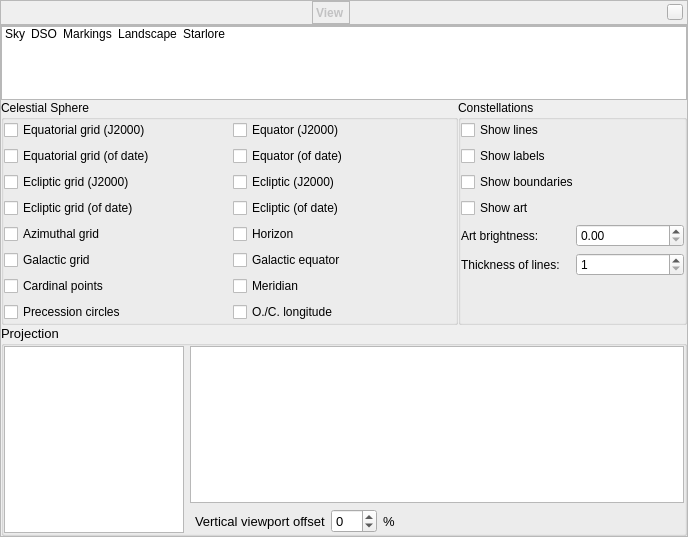
Qt form src/gui/viewDialog.ui (519984307/stellarium_src) before a commit.
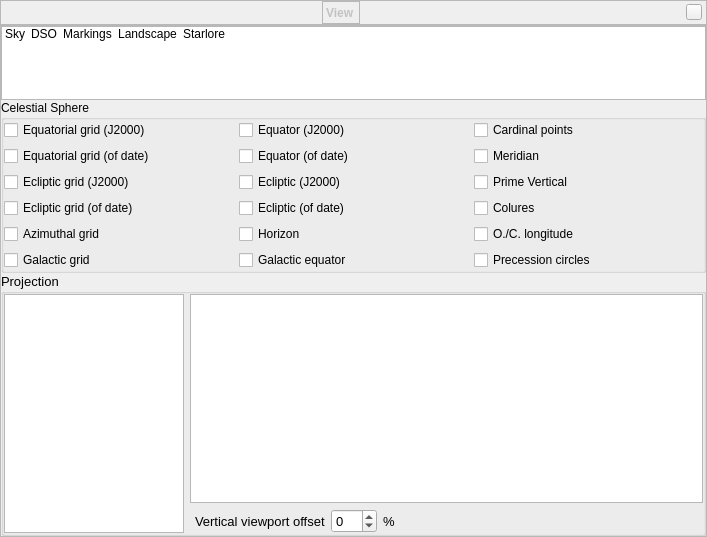
The same form after that commit. The open tabs and pages were chosen to show the change. Icons and pictures are not drawn. Custom widgets are drawn as their Qt base class.

Commit message: (1) fix zoom/art brightness handling. (2) Reconfigure viewDialog GUI to put constellation switches to skylore tab. (3) Add Prime Vertical and Colures lines.

What changed in the file:
```diff
--- a/src/gui/viewDialog.ui
+++ b/src/gui/viewDialog.ui
@@ -6,7 +6,7 @@
    <rect>
     <x>0</x>
     <y>0</y>
-    <width>688</width>
+    <width>707</width>
     <height>537</height>
    </rect>
   </property>
@@ -1555,119 +1555,7 @@
           <property name="spacing">
            <number>0</number>
           </property>
-          <item row="0" column="2">
-           <widget class="QGroupBox" name="constellationGroupBox">
-            <property name="title">
-             <string>Constellations</string>
-            </property>
-            <property name="checkable">
-             <bool>false</bool>
-            </property>
-            <layout class="QVBoxLayout" name="verticalLayout_11">
-             <property name="leftMargin">
-              <number>0</number>
-             </property>
-             <property name="topMargin">
-              <number>0</number>
-             </property>
-             <property name="rightMargin">
-              <number>0</number>
-             </property>
-             <property name="bottomMargin">
-              <number>0</number>
-             </property>
-             <item>
-              <widget class="QCheckBox" name="showConstellationLinesCheckBox">
-               <property name="text">
-                <string>Show lines</string>
-               </property>
-              </widget>
-             </item>
-             <item>
-              <widget class="QCheckBox" name="showConstellationLabelsCheckBox">
-               <property name="text">
-                <string>Show labels</string>
-               </property>
-              </widget>
-             </item>
-             <item>
-              <widget class="QCheckBox" name="showConstellationBoundariesCheckBox">
-               <property name="text">
-                <string>Show boundaries</string>
-               </property>
-              </widget>
-             </item>
-             <item>
-              <widget class="QCheckBox" name="showConstellationArtCheckBox">
-               <property name="text">
-                <string>Show art</string>
-               </property>
-              </widget>
-             </item>
-             <item>
-              <layout class="QGridLayout" name="gridLayout_9">
-               <item row="0" column="1">
-                <widget class="QDoubleSpinBox" name="constellationArtBrightnessSpinBox">
-                 <property name="maximum">
-                  <double>1.000000000000000</double>
-                 </property>
-                 <property name="singleStep">
-                  <double>0.050000000000000</double>
-                 </property>
-                </widget>
-               </item>
-               <item row="0" column="0">
-                <widget class="QLabel" name="label_6">
-                 <property name="text">
-                  <string>Art brightness:</string>
-                 </property>
-                </widget>
-               </item>
-               <item row="1" column="0">
-                <widget class="QLabel" name="label_2">
-                 <property name="text">
-                  <string>Thickness of lines:</string>
-                 </property>
-                </widget>
-               </item>
-               <item row="1" column="1">
-                <widget class="QDoubleSpinBox" name="constellationLineThicknessSpinBox">
-                 <property name="toolTip">
-                  <string>Value in pixels</string>
-                 </property>
-                 <property name="decimals">
-                  <number>0</number>
-                 </property>
-                 <property name="minimum">
-                  <double>1.000000000000000</double>
-                 </property>
-                 <property name="maximum">
-                  <double>5.000000000000000</double>
-                 </property>
-                 <property name="singleStep">
-                  <double>1.000000000000000</double>
-                 </property>
-                </widget>
-               </item>
-              </layout>
-             </item>
-             <item>
-              <spacer name="verticalSpacer">
-               <property name="orientation">
-                <enum>Qt::Vertical</enum>
-               </property>
-               <property name="sizeHint" stdset="0">
-                <size>
-                 <width>20</width>
-                 <height>40</height>
-                </size>
-               </property>
-              </spacer>
-             </item>
-            </layout>
-           </widget>
-          </item>
-          <item row="0" column="0" colspan="2">
+          <item row="0" column="0" colspan="3">
            <widget class="QGroupBox" name="celestialSphereGroupBox">
             <property name="title">
              <string>Celestial Sphere</string>
@@ -1752,26 +1640,6 @@
                    </property>
                   </widget>
                  </item>
-                 <item>
-                  <widget class="QCheckBox" name="showCardinalPointsCheckBox">
-                   <property name="toolTip">
-                    <string>Labels for the Cardinal directions.</string>
-                   </property>
-                   <property name="text">
-                    <string>Cardinal points</string>
-                   </property>
-                  </widget>
-                 </item>
-                 <item>
-                  <widget class="QCheckBox" name="showPrecessionCirclesCheckBox">
-                   <property name="toolTip">
-                    <string>Instantaneous circles of earth's axis on its motion around ecliptical poles. Displayed on Earth only.</string>
-                   </property>
-                   <property name="text">
-                    <string>Precession circles</string>
-                   </property>
-                  </widget>
-                 </item>
                 </layout>
                </item>
                <item>
@@ -1836,6 +1704,20 @@
                    </property>
                   </widget>
                  </item>
+                </layout>
+               </item>
+               <item>
+                <layout class="QVBoxLayout" name="verticalLayout_celExtra">
+                 <item>
+                  <widget class="QCheckBox" name="showCardinalPointsCheckBox">
+                   <property name="toolTip">
+                    <string>Labels for the Cardinal directions.</string>
+                   </property>
+                   <property name="text">
+                    <string>Cardinal points</string>
+                   </property>
+                  </widget>
+                 </item>
                  <item>
                   <widget class="QCheckBox" name="showMeridianLineCheckBox">
                    <property name="toolTip">
@@ -1846,6 +1728,26 @@
                    </property>
                   </widget>
                  </item>
+                 <item>
+                  <widget class="QCheckBox" name="showPrimeVerticalLineCheckBox">
+                   <property name="toolTip">
+                    <string>Show Prime (East-West) Vertical.</string>
+                   </property>
+                   <property name="text">
+                    <string>Prime Vertical</string>
+                   </property>
+                  </widget>
+                 </item>
+                 <item>
+                  <widget class="QCheckBox" name="showColuresLineCheckBox">
+                   <property name="toolTip">
+                    <string>Show colures (great circles through poles and solstices/equinoxes).</string>
+                   </property>
+                   <property name="text">
+                    <string>Colures</string>
+                   </property>
+                  </widget>
+                 </item>
                  <item>
                   <widget class="QCheckBox" name="showLongitudeLineCheckBox">
                    <property name="toolTip">
@@ -1856,6 +1758,16 @@
                    </property>
                   </widget>
                  </item>
+                 <item>
+                  <widget class="QCheckBox" name="showPrecessionCirclesCheckBox">
+                   <property name="toolTip">
+                    <string>Instantaneous circles of earth's axis on its motion around ecliptical poles. Displayed on Earth only.</string>
+                   </property>
+                   <property name="text">
+                    <string>Precession circles</string>
+                   </property>
+                  </widget>
+                 </item>
                 </layout>
                </item>
               </layout>
@@ -2350,10 +2262,98 @@
               </widget>
              </item>
              <item row="1" column="0">
+              <layout class="QHBoxLayout" name="horizontalLayout_constLabels">
+               <item>
+                <widget class="QCheckBox" name="showConstellationLabelsCheckBox">
+                 <property name="text">
+                  <string>Show labels</string>
+                 </property>
+                </widget>
+               </item>
+               <item>
+                <widget class="QComboBox" name="skyCultureNamesStyleComboBox">
+                 <property name="toolTip">
+                  <string>Select if you want names abbreviated, original or translated</string>
+                 </property>
+                 <property name="currentText">
+                  <string/>
+                 </property>
+                </widget>
+               </item>
+              </layout>
+             </item>
+             <item row="1" column="1">
               <widget class="QCheckBox" name="nativeNameCheckBox">
                <property name="text">
                 <string>Use native names for planets from current culture</string>
                </property>
+               <property name="text">
+                <string>Use native names for planets</string>
+               </property>
+              </widget>
+             </item>
+             <item row="2" column="0">
+              <layout class="QHBoxLayout" name="horizontalLayout_constLines">
+               <item>
+                <widget class="QCheckBox" name="showConstellationLinesCheckBox">
+                 <property name="text">
+                  <string>Show lines with thickness</string>
+                 </property>
+                </widget>
+               </item>
+               <item>
+                <widget class="QDoubleSpinBox" name="constellationLineThicknessSpinBox">
+                 <property name="toolTip">
+                  <string>Value in pixels</string>
+                 </property>
+                 <property name="alignment">
+                  <set>Qt::AlignRight|Qt::AlignTrailing|Qt::AlignVCenter</set>
+                 </property>
+                 <property name="decimals">
+                  <number>0</number>
+                 </property>
+                 <property name="minimum">
+                  <double>1.000000000000000</double>
+                 </property>
+                 <property name="maximum">
+                  <double>5.000000000000000</double>
+                 </property>
+                 <property name="singleStep">
+                  <double>1.000000000000000</double>
+                 </property>
+                </widget>
+               </item>
+              </layout>
+             </item>
+             <item row="2" column="1">
+              <layout class="QHBoxLayout" name="horizontalLayout_constArtbrightness">
+               <item>
+                <widget class="QCheckBox" name="showConstellationArtCheckBox">
+                 <property name="text">
+                  <string>Show art in brightness</string>
+                 </property>
+                </widget>
+               </item>
+               <item>
+                <widget class="QDoubleSpinBox" name="constellationArtBrightnessSpinBox">
+                 <property name="alignment">
+                  <set>Qt::AlignRight|Qt::AlignTrailing|Qt::AlignVCenter</set>
+                 </property>
+                 <property name="maximum">
+                  <double>1.000000000000000</double>
+                 </property>
+                 <property name="singleStep">
+                  <double>0.050000000000000</double>
+                 </property>
+                </widget>
+               </item>
+              </layout>
+             </item>
+             <item row="0" column="1">
+              <widget class="QCheckBox" name="showConstellationBoundariesCheckBox">
+               <property name="text">
+                <string>Show boundaries</string>
+               </property>
               </widget>
              </item>
             </layout>
```
Left out of the diff: 100 changed lines with no effect on the pictures. The commit also changes 6 other files.
